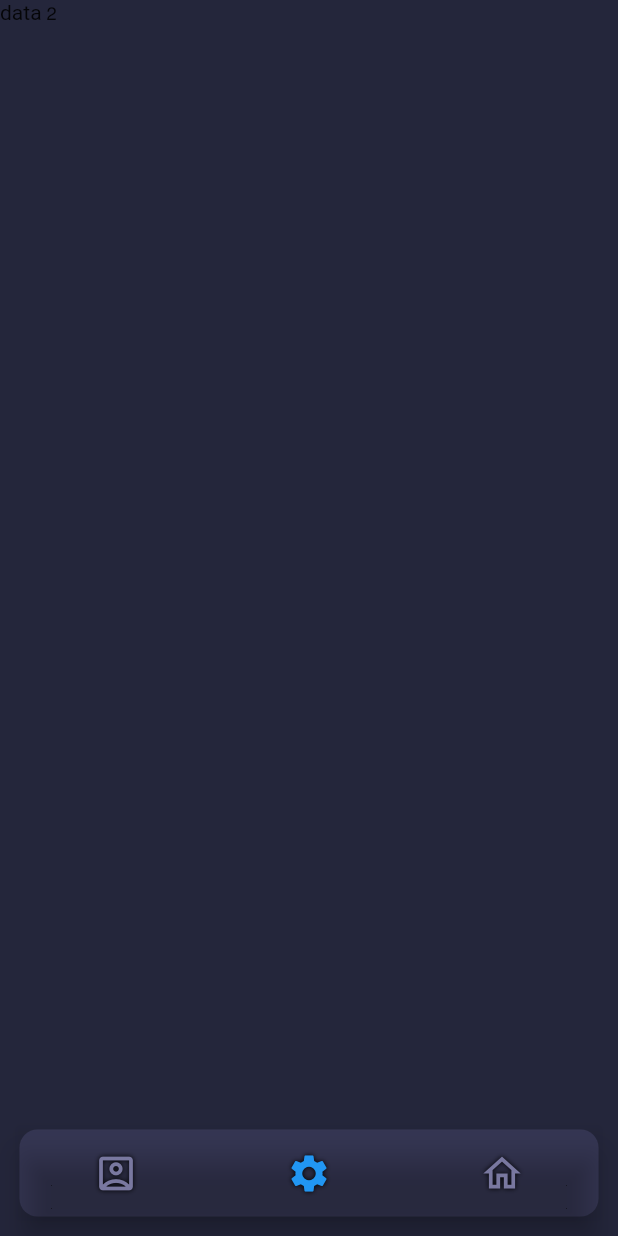
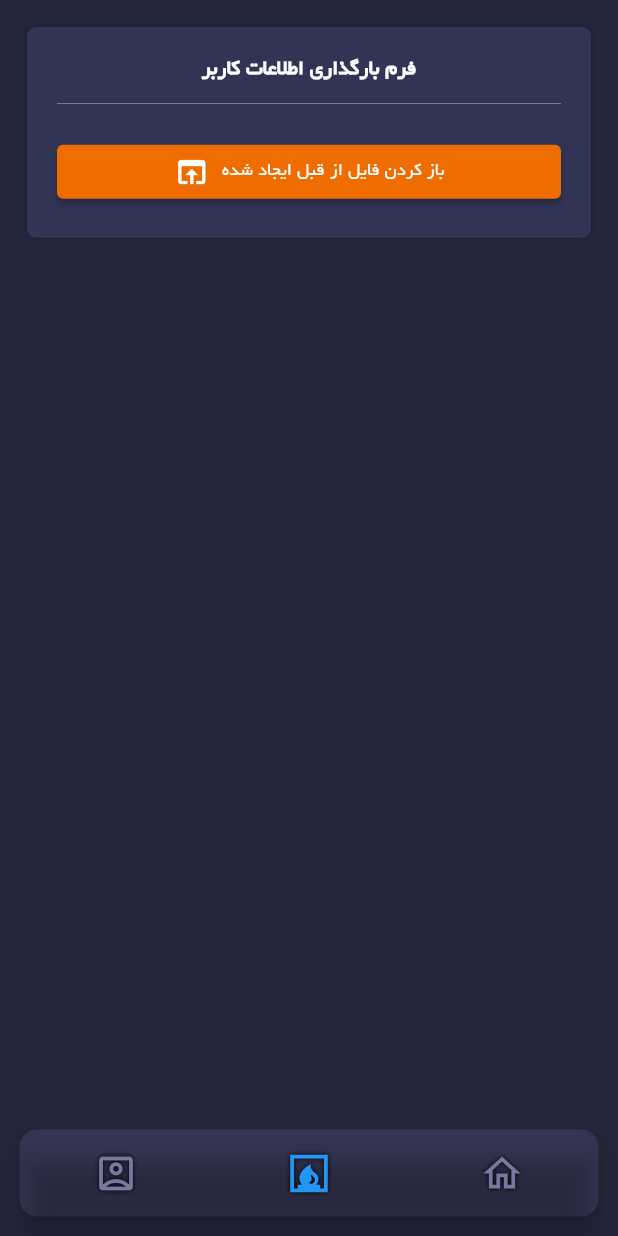
Before and after one commit to LegendisM/quiz, a Flutter app: the screen it shows after launch, item 2 of the bottom bar chosen, on a phone screen of 412 x 824 dp. Run offline on Flutter 3.47's test engine with Material 2 defaults, Android fonts, the phone set to English and light mode, and no system bars; our stand-ins replace file_picker, flutter_local_notifications, geolocator, permission_handler, sensors_plus; missing offline and left inert: persian_datetime_picker.

Commit message:
Form Load / Form Create

```diff
--- a/lib/home/models/document_model.dart
+++ b/lib/home/models/document_model.dart
@@ -14,10 +14,14 @@ class DocumentModel {
   late String? birthday = "";
   late String? filePath = "";
   late int? limitedNumber = 1;
+  late int age = 0;
 
   late String longitude;
   late String latitude;
   late String direction;
+
+  late String shamsiTime;
+  late String miladiTime;
 
   bool validator() {
     if (fullname == null ||
@@ -27,6 +31,16 @@ class DocumentModel {
       return false;
     }
     return true;
+  }
+
+  fromJson(content) {
+    fullname = content["fullname"];
+    age = int.parse(content["age"]);
+    shamsiTime = content["time"]["shamsi"];
+    miladiTime = content["time"]["miladi"];
+    longitude = content["location"]["longitude"];
+    latitude = content["location"]["latitude"];
+    direction = content["location"]["direction"];
   }
 
   getExport() {
--- /dev/null
+++ b/lib/home/screens/form_load.dart
@@ -0,0 +1,87 @@
+import 'package:flutter/material.dart';
+import 'package:file_picker/file_picker.dart';
+import 'package:quiz/home/constants/theme_form.dart';
+import 'package:quiz/home/models/document_model.dart';
+import 'package:quiz/home/services/document_service.dart';
+import 'package:quiz/home/services/notification_service.dart';
+import 'package:quiz/home/services/permission_service.dart';
+
+class FormLoadScreen extends StatefulWidget {
+  const FormLoadScreen(
+      {super.key,
+      required this.documentService,
+      required this.permissionService,
+      required this.notificationService});
+
+  final DocumentService documentService;
+  final PermissionService permissionService;
+  final NotificationService notificationService;
+
+  @override
+  State<FormLoadScreen> createState() => FormLoadState();
+}
+
+class FormLoadState extends State<FormLoadScreen> {
+  late DocumentModel currentDocument;
+
+  @override
+  void initState() {
+    super.initState();
+    currentDocument = widget.documentService.secondaryDocumentModel;
+  }
+
+  void onFilePick() async {
+    if (await widget.permissionService.onRequestFilePermission()) {
+      String? selectedDirectory = await FilePicker.platform.getDirectoryPath();
+
+      if (selectedDirectory != null) {
+        currentDocument.filePath = selectedDirectory;
+        String result = await widget.documentService.load();
+        widget.notificationService.showNotification(" توجه !", result);
+      }
+    }
+  }
+
+  @override
+  Widget build(BuildContext context) {
+    return SingleChildScrollView(
+      child: Container(
+        margin: const EdgeInsets.all(18),
+        padding: const EdgeInsets.all(20),
+        decoration: kThemeOfMainContainerDecoration,
+        child: Column(
+          crossAxisAlignment: CrossAxisAlignment.stretch,
+          children: [
+            // * Head Of Form * //
+            const Text(
+              "فرم بارگذاری اطلاعات کاربر",
+              textAlign: TextAlign.center,
+              style: kThemeFormTitleStyle,
+            ),
+            const Divider(
+              height: 30,
+            ),
+            const SizedBox(
+              height: 6.5,
+            ),
+            // * Selection Other File by Path button * //
+            ElevatedButton(
+              style: kButtonOrangeStyle,
+              onPressed: () async => onFilePick(),
+              child: Row(
+                mainAxisAlignment: MainAxisAlignment.center,
+                children: const [
+                  Text("باز کردن فایل از قبل ایجاد شده"),
+                  SizedBox(
+                    width: 8,
+                  ),
+                  Icon(Icons.open_in_browser_outlined),
+                ],
+              ),
+            ),
+          ],
+        ),
+      ),
+    );
+  }
+}
--- a/lib/home/screens/home.dart
+++ b/lib/home/screens/home.dart
@@ -2,8 +2,8 @@ import 'package:flutter/material.dart';
 import 'package:quiz/home/services/document_service.dart';
 import 'package:quiz/home/services/notification_service.dart';
 import 'package:quiz/home/services/permission_service.dart';
-import 'package:quiz/home/screens/form.dart';
-import 'package:quiz/home/screens/settings.dart';
+import 'package:quiz/home/screens/form_create.dart';
+import 'package:quiz/home/screens/form_load.dart';
 import 'package:quiz/home/screens/about.dart';
 
 class Home extends StatefulWidget {
@@ -20,12 +20,16 @@ class Home extends StatefulWidget {
 class HomeState extends State<Home> {
   late int currentTabIndex = 0;
   late List<Widget> tabs = [
-    FormScreen(
+    FormCreateScreen(
       documentService: widget.documentService,
       permissionService: widget.permissionService,
       notificationService: widget.notificationService,
     ),
-    const SettingScreen(),
+    FormLoadScreen(
+      documentService: widget.documentService,
+      permissionService: widget.permissionService,
+      notificationService: widget.notificationService,
+    ),
     const AboutScreen()
   ];
 
@@ -53,7 +57,7 @@ class HomeState extends State<Home> {
               BottomNavigationBarItem(
                 label: "",
                 icon: Icon(
-                  Icons.settings,
+                  Icons.fireplace,
                 ),
               ),
               BottomNavigationBarItem(
--- a/lib/home/screens/settings.dart
+++ /dev/null
@@ -1,15 +0,0 @@
-import 'package:flutter/material.dart';
-
-class SettingScreen extends StatefulWidget {
-  const SettingScreen({super.key});
-
-  @override
-  State<SettingScreen> createState() => SettingState();
-}
-
-class SettingState extends State<SettingScreen> {
-  @override
-  Widget build(BuildContext context) {
-    return const Text("data 2");
-  }
-}
--- a/lib/home/services/document_service.dart
+++ b/lib/home/services/document_service.dart
@@ -5,12 +5,14 @@ import 'package:quiz/home/services/gyroscope_service.dart';
 
 class DocumentService {
   late DocumentModel currentDocumentModel;
+  late DocumentModel secondaryDocumentModel;
   StorageService storageService = StorageService();
   LocationService locationService = LocationService();
   GyroscopeService gyroscopeService = GyroscopeService();
 
   DocumentService() {
     currentDocumentModel = DocumentModel();
+    secondaryDocumentModel = DocumentModel();
   }
 
   Future<String> create() async {
@@ -29,4 +31,15 @@ class DocumentService {
     await storageService.saveFile(currentDocumentModel.filePath!, fileContent);
     return "عمیلات با موفقیت انجام شد";
   }
+
+  Future<String> load() async {
+    try {
+      String selectedPath = secondaryDocumentModel.filePath!;
+      var json = await storageService.loadFile(selectedPath);
+      secondaryDocumentModel.fromJson(json);
+      return "عمیلات با موفقیت انجام شد";
+    } catch (e) {
+      return "مشکلی پیش آمده است ، فایل یافت نشد . . .";
+    }
+  }
 }
--- a/lib/home/services/storage_service.dart
+++ b/lib/home/services/storage_service.dart
@@ -2,10 +2,15 @@ import 'dart:io';
 import 'package:quiz/home/utils/json_converter.dart';
 
 class StorageService {
-  String fileName = "test.txt";
+  String fileName = "data.txt";
 
   Future<File> saveFile(String path, content) async {
     File file = File("$path/$fileName");
     return file.writeAsString(getPrettyJSONString(content), flush: true);
   }
+
+  Future<Map> loadFile(String path) async {
+    File file = File("$path/$fileName");
+    return convertStringToMap(await file.readAsString());
+  }
 }
--- a/lib/home/utils/json_converter.dart
+++ b/lib/home/utils/json_converter.dart
@@ -4,3 +4,7 @@ String getPrettyJSONString(jsonObject) {
   const encoder = JsonEncoder.withIndent("     ");
   return encoder.convert(jsonObject);
 }
+
+Map convertStringToMap(String content) {
+  return const JsonDecoder().convert(content);
+}
```
Also changed, not shown: lib/home/screens/form_create.dart (renamed from lib/home/screens/form.dart, +4 -4 lines).
